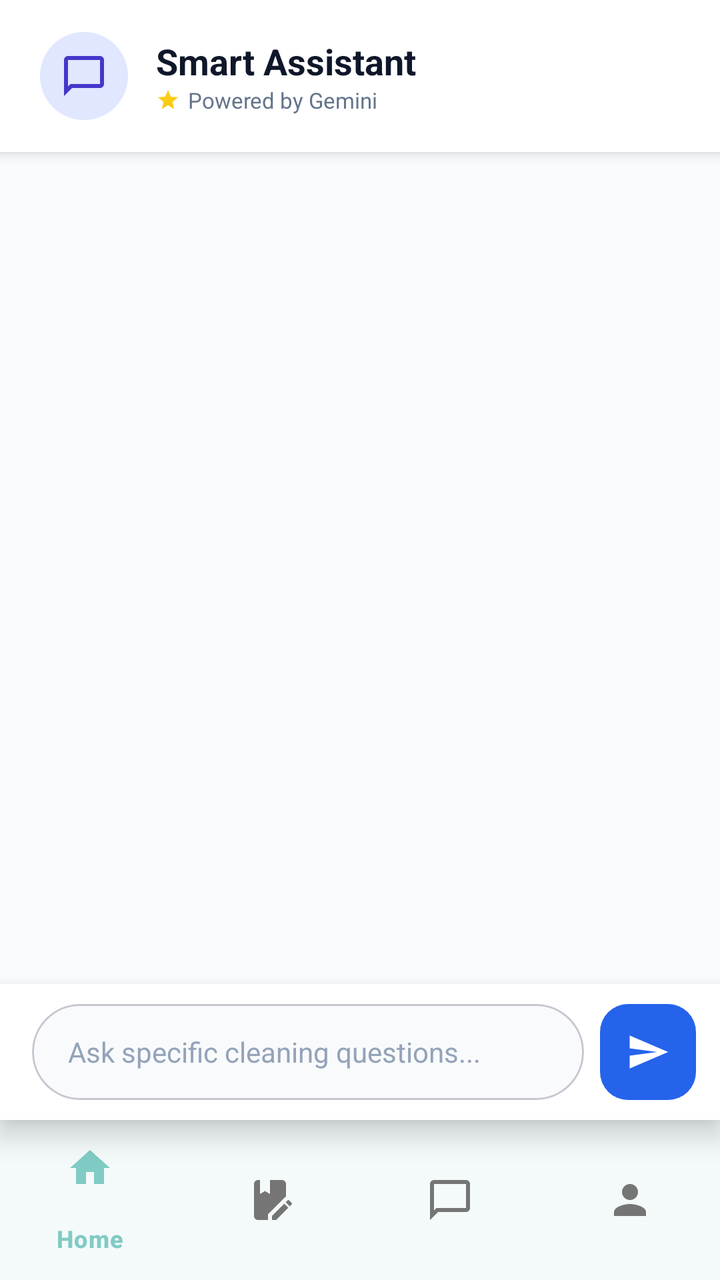
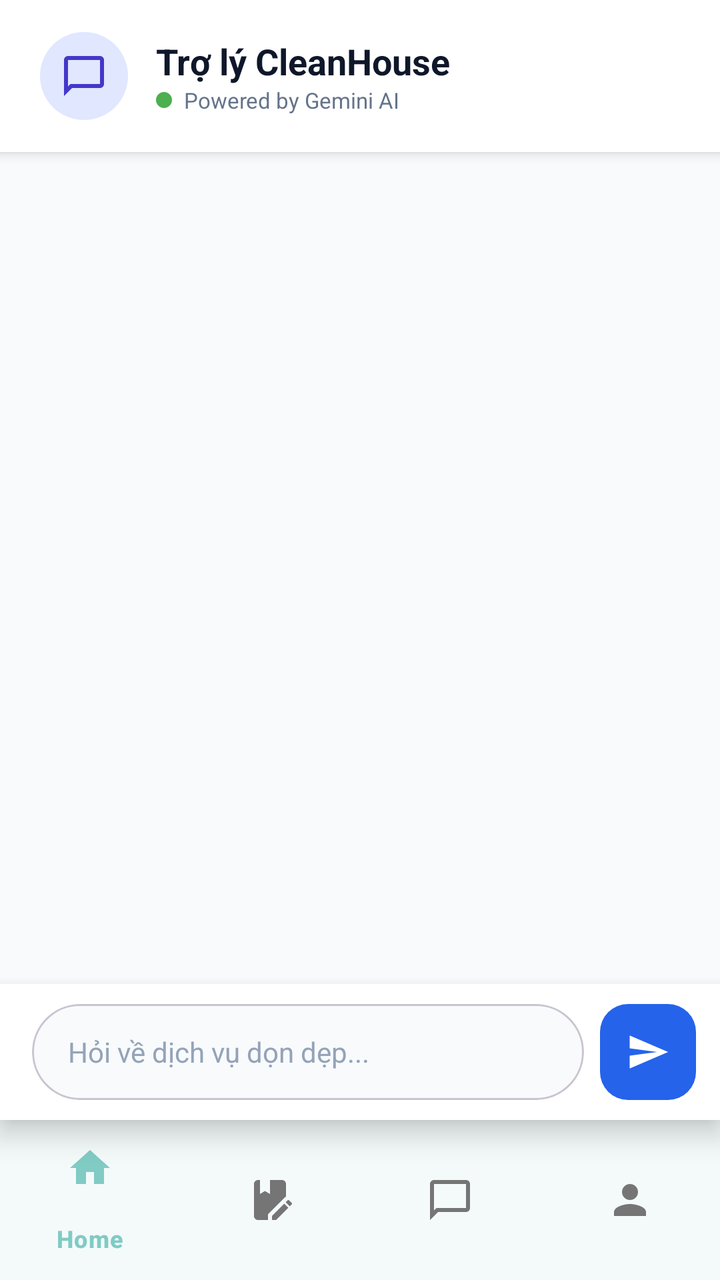

Before-and-after screenshots of an Android layout around one commit, followed by the original layout XML and the change that was made.
<!-- AndroidManifest.xml: application theme Theme.AppCleanHouse -->
<!-- res/layout/activity_chat.xml -->
<?xml version="1.0" encoding="utf-8"?>
<androidx.constraintlayout.widget.ConstraintLayout
    xmlns:android="http://schemas.android.com/apk/res/android"
    xmlns:app="http://schemas.android.com/apk/res-auto"
    android:layout_width="match_parent"
    android:layout_height="match_parent"
    android:background="@color/slate_50">

    
    <LinearLayout
        android:id="@+id/chatHeader"
        android:layout_width="match_parent"
        android:layout_height="wrap_content"
        android:orientation="horizontal"
        android:gravity="center_vertical"
        android:background="@color/white"
        android:elevation="4dp"
        android:paddingHorizontal="20dp"
        android:paddingVertical="16dp"
        app:layout_constraintTop_toTopOf="parent">

        
        <FrameLayout
            android:layout_width="44dp"
            android:layout_height="44dp"
            android:background="@drawable/bg_circle_indigo"
            android:layout_marginEnd="14dp">

            <ImageView
                android:layout_width="24dp"
                android:layout_height="24dp"
                android:src="@drawable/ic_chat"
                android:layout_gravity="center"
                app:tint="@color/indigo_700"/>
        </FrameLayout>

        <LinearLayout
            android:layout_width="0dp"
            android:layout_height="wrap_content"
            android:layout_weight="1"
            android:orientation="vertical">

            <TextView
                android:layout_width="wrap_content"
                android:layout_height="wrap_content"
                android:text="Smart Assistant"
                android:textSize="18sp"
                android:textStyle="bold"
                android:textColor="@color/slate_900"/>

            <LinearLayout
                android:layout_width="wrap_content"
                android:layout_height="wrap_content"
                android:orientation="horizontal"
                android:gravity="center_vertical">

                <ImageView
                    android:layout_width="12dp"
                    android:layout_height="12dp"
                    android:src="@drawable/ic_star"
                    app:tint="@color/yellow_400"
                    android:layout_marginEnd="4dp"/>

                <TextView
                    android:layout_width="wrap_content"
                    android:layout_height="wrap_content"
                    android:text="Powered by Gemini"
                    android:textSize="11sp"
                    android:textColor="@color/slate_500"/>
            </LinearLayout>
        </LinearLayout>
    </LinearLayout>

    
    <androidx.recyclerview.widget.RecyclerView
        android:id="@+id/rvMessages"
        android:layout_width="match_parent"
        android:layout_height="0dp"
        android:padding="16dp"
        android:clipToPadding="false"
        app:layout_constraintTop_toBottomOf="@id/chatHeader"
        app:layout_constraintBottom_toTopOf="@id/inputBar"/>

    
    <LinearLayout
        android:id="@+id/typingIndicator"
        android:layout_width="wrap_content"
        android:layout_height="wrap_content"
        android:orientation="horizontal"
        android:gravity="center_vertical"
        android:background="@drawable/bg_white_rounded"
        android:padding="12dp"
        android:layout_marginStart="16dp"
        android:layout_marginBottom="8dp"
        android:visibility="gone"
        app:layout_constraintStart_toStartOf="parent"
        app:layout_constraintBottom_toTopOf="@id/inputBar">

        <View
            android:layout_width="8dp"
            android:layout_height="8dp"
            android:background="@drawable/bg_circle_indigo"
            android:layout_marginEnd="4dp"/>
        <View
            android:layout_width="8dp"
            android:layout_height="8dp"
            android:background="@drawable/bg_circle_indigo"
            android:layout_marginEnd="4dp"/>
        <View
            android:layout_width="8dp"
            android:layout_height="8dp"
            android:background="@drawable/bg_circle_indigo"/>
    </LinearLayout>

    
    <LinearLayout
        android:id="@+id/inputBar"
        android:layout_width="match_parent"
        android:layout_height="wrap_content"
        android:orientation="horizontal"
        android:gravity="center_vertical"
        android:background="@color/white"
        android:paddingStart="16dp"
        android:paddingEnd="12dp"
        android:paddingTop="10dp"
        android:paddingBottom="10dp"
        android:elevation="8dp"
        app:layout_constraintBottom_toTopOf="@id/bottomNavigation">

        <com.google.android.material.card.MaterialCardView
            android:layout_width="0dp"
            android:layout_height="wrap_content"
            android:layout_weight="1"
            app:cardCornerRadius="24dp"
            app:cardElevation="0dp"
            app:cardBackgroundColor="@color/slate_50"
            android:layout_marginEnd="8dp">

            <EditText
                android:id="@+id/etMessage"
                android:layout_width="match_parent"
                android:layout_height="wrap_content"
                android:minHeight="48dp"
                android:paddingStart="18dp"
                android:paddingEnd="18dp"
                android:paddingTop="12dp"
                android:paddingBottom="12dp"
                android:hint="Ask specific cleaning questions..."
                android:background="@null"
                android:textSize="14sp"
                android:inputType="textMultiLine"
                android:maxLines="4"
                android:textColor="@color/slate_900"
                android:textColorHint="@color/slate_400"/>
        </com.google.android.material.card.MaterialCardView>

        
        <FrameLayout
            android:id="@+id/btnSend"
            android:layout_width="48dp"
            android:layout_height="48dp"
            android:background="@drawable/bg_send_button"
            android:clickable="true"
            android:focusable="true">

            <ImageView
                android:layout_width="22dp"
                android:layout_height="22dp"
                android:src="@drawable/ic_send"
                android:layout_gravity="center"
                app:tint="@color/white"/>
        </FrameLayout>
    </LinearLayout>

    
    <com.google.android.material.bottomnavigation.BottomNavigationView
        android:id="@+id/bottomNavigation"
        android:layout_width="match_parent"
        android:layout_height="wrap_content"
        app:menu="@menu/bottom_nav_menu"
        android:background="@color/white"
        android:elevation="12dp"
        app:itemIconTint="@color/selector_nav_color"
        app:itemTextColor="@color/selector_nav_color"
        app:layout_constraintBottom_toBottomOf="parent"/>

</androidx.constraintlayout.widget.ConstraintLayout>
<!-- resources referenced by this layout -->
<resources>
  <color name="indigo_700">#4338CA</color>
  <color name="slate_400">#94A3B8</color>
  <color name="slate_50">#F8FAFC</color>
  <color name="slate_500">#64748B</color>
  <color name="slate_900">#0F172A</color>
  <color name="white">#FFFFFF</color>
  <color name="yellow_400">#FACC15</color>
  <!-- drawable bg_circle_indigo (drawable) -->
  <?xml version="1.0" encoding="utf-8"?>
  <shape xmlns:android="http://schemas.android.com/apk/res/android" android:shape="oval">
      <solid android:color="#E0E7FF"/>
  </shape>
  <!-- drawable bg_send_button (drawable) -->
  <?xml version="1.0" encoding="utf-8"?>
  <shape xmlns:android="http://schemas.android.com/apk/res/android"
      android:shape="rectangle">
      <solid android:color="#2563EB"/>
      <corners android:radius="14dp"/>
  </shape>
  <!-- drawable bg_white_rounded (drawable) -->
  <?xml version="1.0" encoding="utf-8"?>
  <shape xmlns:android="http://schemas.android.com/apk/res/android">
      <solid android:color="#FFFFFF"/>
      <corners android:radius="12dp"/>
  </shape>
  <!-- drawable ic_chat (drawable) -->
  <vector xmlns:android="http://schemas.android.com/apk/res/android"
      android:width="24dp"
      android:height="24dp"
      android:viewportWidth="24"
      android:viewportHeight="24">
    <path
        android:fillColor="#FF000000"
        android:pathData="M20,2H4C2.9,2 2,2.9 2,4v18l4,-4h14c1.1,0 2,-0.9 2,-2V4C22,2.9 21.1,2 20,2zM20,16H5.17L4,17.17V4h16V16z"/>
  </vector>
  <!-- drawable ic_send (drawable) -->
  <?xml version="1.0" encoding="utf-8"?>
  <vector xmlns:android="http://schemas.android.com/apk/res/android"
      android:width="24dp"
      android:height="24dp"
      android:viewportWidth="24"
      android:viewportHeight="24">
      <path
          android:fillColor="#FFFFFFFF"
          android:pathData="M2.01,21L23,12 2.01,3 2,10l15,2 -15,2z" />
  </vector>
  <!-- drawable ic_star (drawable) -->
  <vector xmlns:android="http://schemas.android.com/apk/res/android"
      android:width="24dp"
      android:height="24dp"
      android:viewportWidth="24"
      android:viewportHeight="24">
    <path
        android:fillColor="#FFB433"
        android:pathData="M12,17.27L18.18,21l-1.64,-7.03L22,9.24l-7.19,-0.61L12,2 9.19,8.63 2,9.24l5.46,4.73L5.82,21z"/>
  </vector>
  <style name="Theme.AppCleanHouse" parent="Base.Theme.AppCleanHouse" />
  <style name="Base.Theme.AppCleanHouse" parent="Theme.Material3.DayNight.NoActionBar">
          
          <item name="colorPrimary">@color/app_primary</item>
          <item name="colorSecondary">@color/app_secondary</item>
          <item name="android:colorBackground">@color/app_background</item>
          <item name="colorSurface">@color/white</item>
          <item name="colorError">@color/app_accent</item>
          
          
          <item name="materialButtonStyle">@style/Widget.App.Button.Primary</item>
          
      </style>
  <color name="app_primary">#80CBC4</color>
  <color name="app_secondary">#B4EBE6</color>
  <color name="app_background">#FBF8EF</color>
  <color name="app_accent">#FFB433</color>
  <style name="Widget.App.Button.Primary" parent="Widget.Material3.Button">
          <item name="backgroundTint">@color/app_primary</item>
          <item name="cornerRadius">50dp</item> 
          <item name="android:textColor">@color/white</item>
          <item name="android:textStyle">bold</item>
          <item name="android:fontFamily">sans-serif</item>
      </style>
</resources>

<!-- the commit's change to res/layout/activity_chat.xml (unified diff, before → after) -->
@@ -43,7 +43,7 @@
             <TextView
                 android:layout_width="wrap_content"
                 android:layout_height="wrap_content"
-                android:text="Smart Assistant"
+                android:text="Trợ lý CleanHouse"
                 android:textSize="18sp"
                 android:textStyle="bold"
                 android:textColor="@color/slate_900"/>
@@ -54,17 +54,17 @@
                 android:orientation="horizontal"
                 android:gravity="center_vertical">
 
-                <ImageView
-                    android:layout_width="12dp"
-                    android:layout_height="12dp"
-                    android:src="@drawable/ic_star"
-                    app:tint="@color/yellow_400"
-                    android:layout_marginEnd="4dp"/>
+                
+                <View
+                    android:layout_width="8dp"
+                    android:layout_height="8dp"
+                    android:background="@drawable/bg_online_dot"
+                    android:layout_marginEnd="6dp"/>
 
                 <TextView
                     android:layout_width="wrap_content"
                     android:layout_height="wrap_content"
-                    android:text="Powered by Gemini"
+                    android:text="Powered by Gemini AI"
                     android:textSize="11sp"
                     android:textColor="@color/slate_500"/>
             </LinearLayout>
@@ -97,19 +97,30 @@
         app:layout_constraintBottom_toTopOf="@id/inputBar">
 
         <View
+            android:id="@+id/dot1"
             android:layout_width="8dp"
             android:layout_height="8dp"
             android:background="@drawable/bg_circle_indigo"
             android:layout_marginEnd="4dp"/>
         <View
+            android:id="@+id/dot2"
             android:layout_width="8dp"
             android:layout_height="8dp"
             android:background="@drawable/bg_circle_indigo"
             android:layout_marginEnd="4dp"/>
         <View
+            android:id="@+id/dot3"
             android:layout_width="8dp"
             android:layout_height="8dp"
             android:background="@drawable/bg_circle_indigo"/>
+
+        <TextView
+            android:layout_width="wrap_content"
+            android:layout_height="wrap_content"
+            android:text="Đang trả lời..."
+            android:textSize="12sp"
+            android:textColor="@color/slate_500"
+            android:layout_marginStart="8dp"/>
     </LinearLayout>
 
     
@@ -145,7 +156,7 @@
                 android:paddingEnd="18dp"
                 android:paddingTop="12dp"
                 android:paddingBottom="12dp"
-                android:hint="Ask specific cleaning questions..."
+                android:hint="Hỏi về dịch vụ dọn dẹp..."
                 android:background="@null"
                 android:textSize="14sp"
                 android:inputType="textMultiLine"
<!-- resource entries referenced after the edit -->
@@ -6,11 +6,17 @@
   <color name="slate_500">#64748B</color>
   <color name="slate_900">#0F172A</color>
   <color name="white">#FFFFFF</color>
-  <color name="yellow_400">#FACC15</color>
   <!-- drawable bg_circle_indigo (drawable) -->
   <?xml version="1.0" encoding="utf-8"?>
   <shape xmlns:android="http://schemas.android.com/apk/res/android" android:shape="oval">
       <solid android:color="#E0E7FF"/>
+  </shape>
+  <!-- drawable bg_online_dot (drawable) -->
+  <?xml version="1.0" encoding="utf-8"?>
+  <shape xmlns:android="http://schemas.android.com/apk/res/android"
+      android:shape="oval">
+      <solid android:color="#4CAF50" />
+      <size android:width="8dp" android:height="8dp" />
   </shape>
   <!-- drawable bg_send_button (drawable) -->
   <?xml version="1.0" encoding="utf-8"?>
@@ -46,16 +52,6 @@
           android:fillColor="#FFFFFFFF"
           android:pathData="M2.01,21L23,12 2.01,3 2,10l15,2 -15,2z" />
   </vector>
-  <!-- drawable ic_star (drawable) -->
-  <vector xmlns:android="http://schemas.android.com/apk/res/android"
-      android:width="24dp"
-      android:height="24dp"
-      android:viewportWidth="24"
-      android:viewportHeight="24">
-    <path
-        android:fillColor="#FFB433"
-        android:pathData="M12,17.27L18.18,21l-1.64,-7.03L22,9.24l-7.19,-0.61L12,2 9.19,8.63 2,9.24l5.46,4.73L5.82,21z"/>
-  </vector>
   <style name="Theme.AppCleanHouse" parent="Base.Theme.AppCleanHouse" />
   <style name="Base.Theme.AppCleanHouse" parent="Theme.Material3.DayNight.NoActionBar">
           
